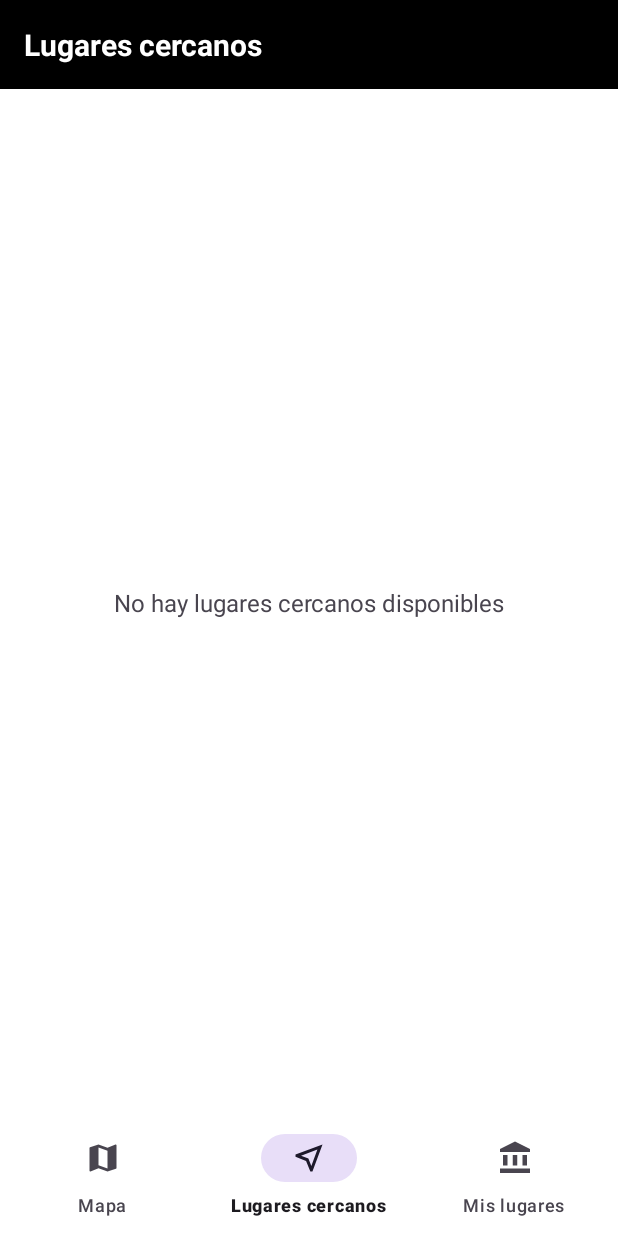
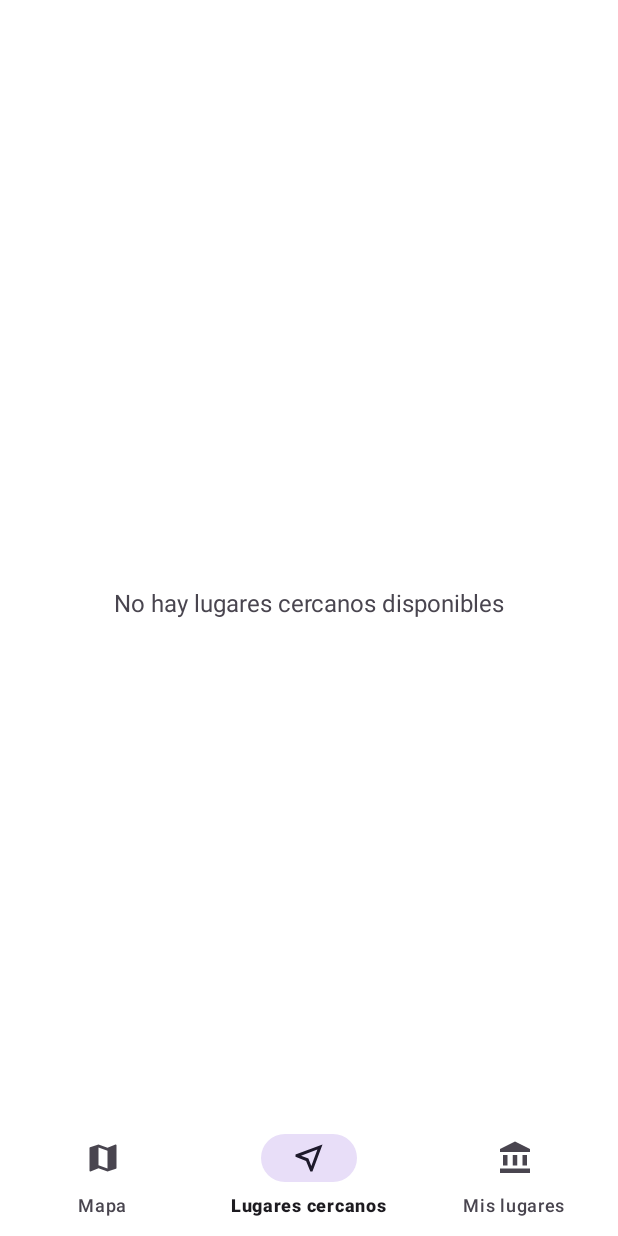
Before and after one commit to CatCoder36/ExploraLocal, an Android app: the screen it shows after launch (MapsActivity), item 2 of the bottom bar chosen, on a phone screen of 412 x 824 dp. Run offline under Robolectric (Android 15) with nearby library versions, the phone set to English and light mode, and no system bars; our stand-ins replace Dagger/Hilt's generated code, Room's generated code; pictures from the network do not load.

```diff
--- a/app/src/main/res/layout/fragment_nearby_places.xml
+++ b/app/src/main/res/layout/fragment_nearby_places.xml
@@ -10,7 +10,7 @@
         android:id="@+id/text_nearby_title"
         android:layout_width="0dp"
         android:layout_height="wrap_content"
-        android:background="@color/black"
+        android:background="@color/white"
         android:padding="16dp"
         android:text="Lugares cercanos"
         android:textColor="@android:color/white"
```
Also changed, not shown: 1 other file.
